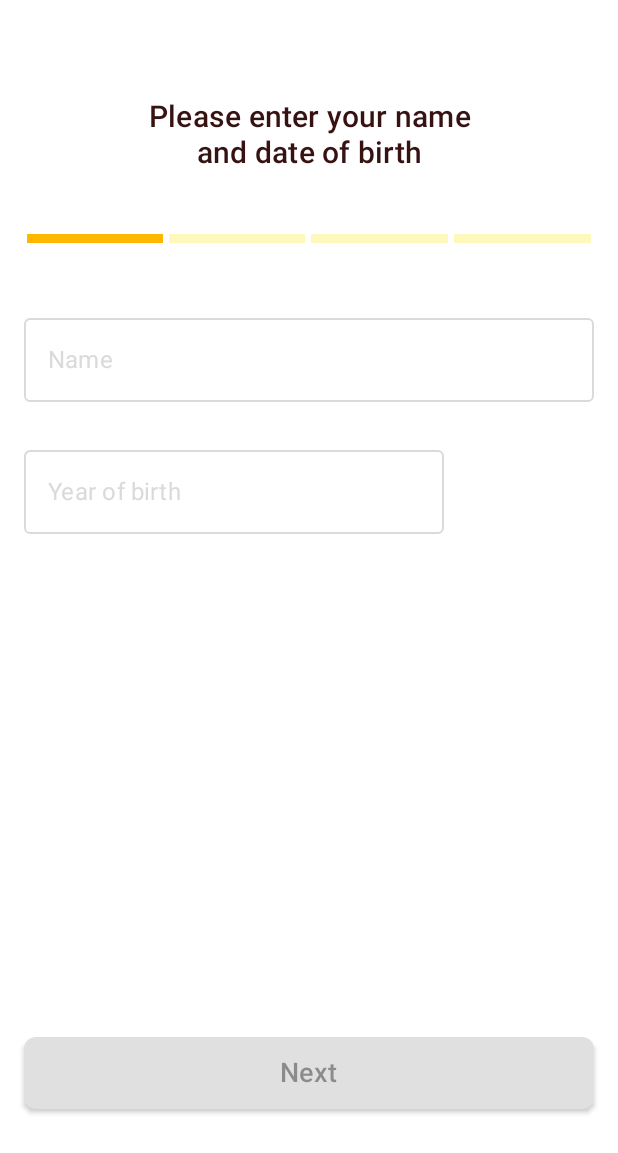
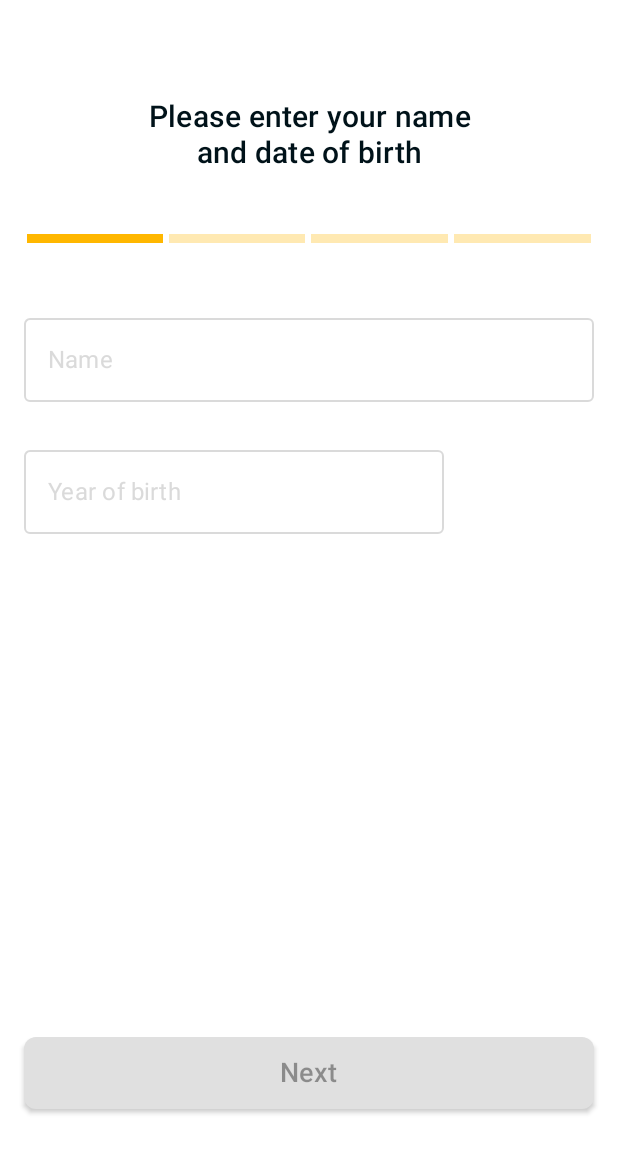
Before and after one commit to ElenaIbr/Sunscreen, an Android app built with Jetpack Compose: the screen it shows after launch (MainActivity), on a phone screen of 412 x 824 dp. Shown: the top 1153 px of the screen. Run offline under Robolectric (Android 15) with nearby library versions, the light colour scheme and no system bars; our stand-ins replace Dagger/Hilt's generated code, Room's generated code, accompanist.

Commit message:
Fixed colors

```diff
--- a/app/src/main/java/com/example/sunscreen/ui/components/InputField.kt
+++ b/app/src/main/java/com/example/sunscreen/ui/components/InputField.kt
@@ -16,12 +16,10 @@ import androidx.compose.ui.Modifier
 import androidx.compose.ui.focus.FocusRequester
 import androidx.compose.ui.focus.focusRequester
 import androidx.compose.ui.focus.onFocusChanged
-import androidx.compose.ui.graphics.Color
-import androidx.compose.ui.res.colorResource
 import androidx.compose.ui.text.input.ImeAction
 import androidx.compose.ui.text.input.KeyboardCapitalization
 import androidx.compose.ui.unit.dp
-import com.example.sunscreen.R
+import com.example.sunscreen.ui.theme.UiColors
 
 @OptIn(ExperimentalMaterial3Api::class)
 @Composable
@@ -49,18 +47,19 @@ fun InputField(
         label = {
             Text(
                 text = title,
-                color = if (isFocused.value) colorResource(id = R.color.secondary_color_1)
-                else colorResource(id = R.color.text_field_color),
+                color = if (isFocused.value) UiColors.mainBrand.primary
+                else UiColors.textContent.disabled,
                 style = MaterialTheme.typography.subtitle1
             )
         },
         shape = RoundedCornerShape(4.dp),
         colors = TextFieldDefaults.outlinedTextFieldColors(
-            focusedBorderColor = colorResource(id = R.color.secondary_color_1),
-            unfocusedBorderColor = colorResource(id = R.color.text_field_color),
-            containerColor = Color.White,
-            focusedLabelColor = colorResource(id = R.color.secondary_color_1),
-            unfocusedLabelColor = colorResource(id = R.color.text_field_color)
+            cursorColor = UiColors.textContent.primary,
+            focusedBorderColor = UiColors.mainBrand.primary,
+            unfocusedBorderColor = UiColors.textContent.disabled,
+            containerColor = UiColors.background.baseWhite,
+            focusedLabelColor = UiColors.mainBrand.primary,
+            unfocusedLabelColor = UiColors.textContent.disabled
         ),
         textStyle = MaterialTheme.typography.subtitle1,
         keyboardOptions = KeyboardOptions(
--- a/app/src/main/java/com/example/sunscreen/ui/components/InputYearField.kt
+++ b/app/src/main/java/com/example/sunscreen/ui/components/InputYearField.kt
@@ -17,6 +17,7 @@ import androidx.compose.ui.res.colorResource
 import androidx.compose.ui.text.input.KeyboardType
 import androidx.compose.ui.unit.dp
 import com.example.sunscreen.R
+import com.example.sunscreen.ui.theme.UiColors
 
 @OptIn(ExperimentalMaterial3Api::class)
 @Composable
@@ -45,24 +46,25 @@ fun InputYearField(
         label = {
             Text(
                 text = title,
-                color = if (isFocused.value) colorResource(id = R.color.secondary_color_1)
-                else colorResource(id = R.color.text_field_color),
+                color = if (isFocused.value) UiColors.mainBrand.primary
+                else UiColors.textContent.disabled,
                 style = MaterialTheme.typography.subtitle1
             )
         },
         shape = RoundedCornerShape(4.dp),
         colors = TextFieldDefaults.outlinedTextFieldColors(
-            focusedBorderColor = colorResource(id = R.color.secondary_color_1),
-            unfocusedBorderColor = colorResource(id = R.color.text_field_color),
-            containerColor = Color.White,
-            focusedLabelColor = colorResource(id = R.color.secondary_color_1),
-            unfocusedLabelColor = colorResource(id = R.color.text_field_color)
+            cursorColor = UiColors.textContent.primary,
+            focusedBorderColor = UiColors.mainBrand.primary,
+            unfocusedBorderColor = UiColors.textContent.disabled,
+            containerColor = UiColors.background.baseWhite,
+            focusedLabelColor = UiColors.mainBrand.primary,
+            unfocusedLabelColor = UiColors.textContent.disabled
         ),
         textStyle = MaterialTheme.typography.subtitle1,
         placeholder = {
             Text(
                 text = "YYYY",
-                color =  colorResource(id = R.color.text_field_color),
+                color =  UiColors.textContent.disabled,
                 style = MaterialTheme.typography.subtitle1
             )
         },
--- a/app/src/main/java/com/example/sunscreen/ui/questionnaire/QuestionnaireScreen.kt
+++ b/app/src/main/java/com/example/sunscreen/ui/questionnaire/QuestionnaireScreen.kt
@@ -24,7 +24,6 @@ import androidx.compose.ui.Modifier
 import androidx.compose.ui.graphics.Color
 import androidx.compose.ui.platform.LocalFocusManager
 import androidx.compose.ui.platform.LocalSoftwareKeyboardController
-import androidx.compose.ui.res.colorResource
 import androidx.compose.ui.res.dimensionResource
 import androidx.compose.ui.res.stringResource
 import androidx.compose.ui.text.style.TextAlign
@@ -43,6 +42,7 @@ import com.example.sunscreen.ui.notifications.components.NotificationLayout
 import com.example.sunscreen.ui.questionnaire.components.QuestionList
 import com.example.sunscreen.ui.questionnaire.models.QuestionStep
 import com.example.sunscreen.ui.questionnaire.viewmodel.QuestionnaireViewModel
+import com.example.sunscreen.ui.theme.UiColors
 import com.google.accompanist.systemuicontroller.rememberSystemUiController
 
 @OptIn(ExperimentalComposeUiApi::class)
@@ -94,7 +94,7 @@ fun QuestionnaireScreen(
                         .padding(
                             vertical = dimensionResource(id = R.dimen.questionnaire_title_padding)
                         ),
-                    color = colorResource(id = R.color.primary_text_color),
+                    color = UiColors.textContent.primary,
                     textAlign = TextAlign.Center,
                     style = androidx.compose.material.MaterialTheme.typography.h6,
                     text = stringResource(id = questionsState.questionStep.question)
@@ -113,8 +113,8 @@ fun QuestionnaireScreen(
                     val color = if (
                         iteration == questionsState.questionStep.number ||
                         iteration < questionsState.questionStep.number
-                    ) colorResource(id = R.color.secondary_color)
-                    else colorResource(id = R.color.background_top)
+                    ) UiColors.mainBrand.primary
+                    else UiColors.mainBrand.primary.copy(alpha = 0.3F)
 
                     Box(
                         modifier = Modifier
--- a/app/src/main/res/values/strings.xml
+++ b/app/src/main/res/values/strings.xml
@@ -2,6 +2,7 @@
     <string name="app_name">Sunscreen</string>
 
     <string name="personal_data_question">Please enter your name\nand date of birth</string>
+    <string name="gender_question">\nChoose your gender</string>
     <string name="skin_type_question">\nChoose your skin type</string>
     <string name="skin_color_question">\nChoose your skin color</string>
     <string name="notifications_question">Do you want to receive\nnotifications?</string>
@@ -11,6 +12,8 @@
     <string name="very_high_level_message">6 to 10: Very High. It is essential to put SPF 50+ on face.</string>
 
     <string name="low_level_notification_message">It is not essential to put SPF on face today</string>
+    <string name="moderate_level_notification_message">In case of having a long walk it is necessary to put SPF 30 today</string>
+    <string name="very_high_level_notification_message">It is essential to put SPF 50+ on face.</string>
 
     <string name="previous">Previous</string>
     <string name="next">Next</string>
@@ -20,6 +23,9 @@
     <string name="save">Save</string>
 
     <string name="reminders_notification_channel_id">1</string>
+    <string name="reminders_notification_channel_name">channel1</string>
+
+    <string name="changes_saved">Changes saved</string>
 
     <string name="uv_index">UV-index\n</string>
 
```
Also changed, not shown: app/src/main/res/values/colors.xml (+14 -1 lines).
